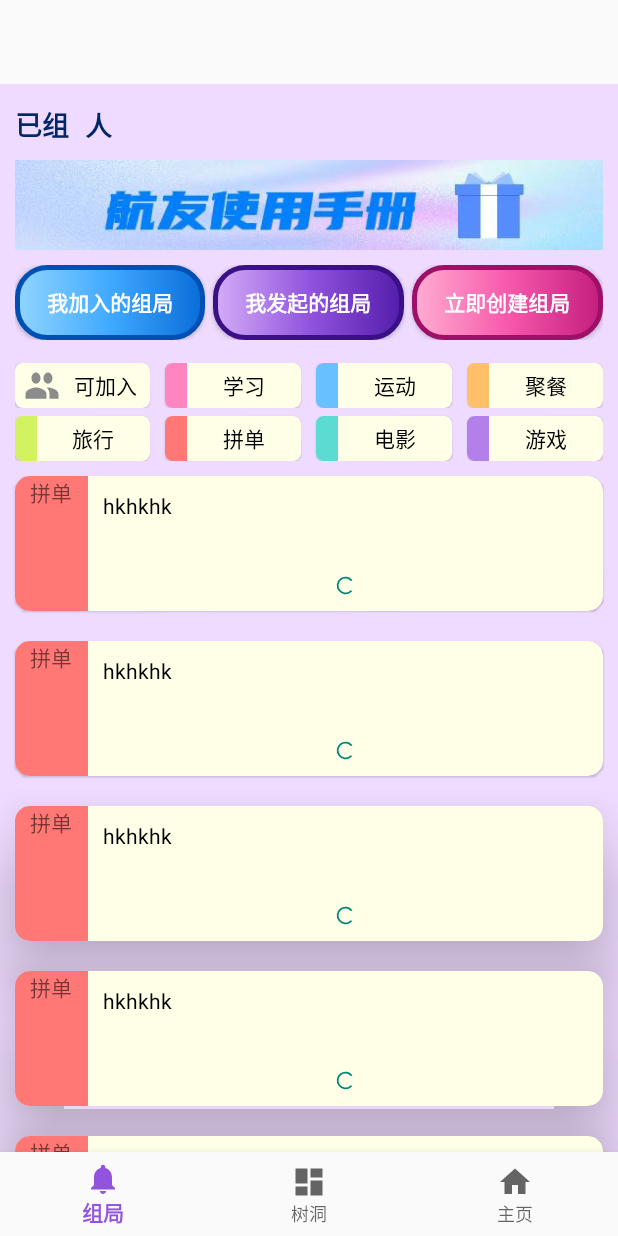
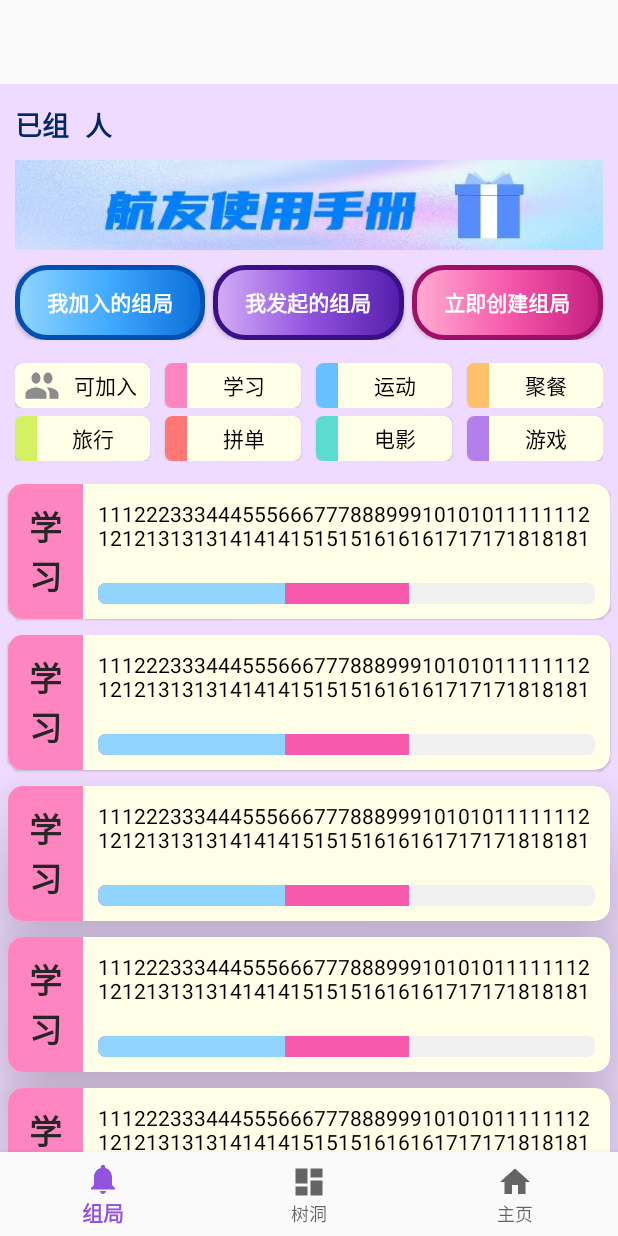
Before and after one commit to yufoo1/Hangyou, an Android app: the screen it shows after launch (MainActivity), on a phone screen of 412 x 824 dp. Run offline under Robolectric (Android 15) with nearby library versions, the phone set to English and light mode, and no system bars; our stand-ins replace navigation-ui.

Commit message:
修复进度条

```diff
--- a/app/build.gradle
+++ b/app/build.gradle
@@ -40,6 +40,7 @@ dependencies {
     implementation 'androidx.lifecycle:lifecycle-viewmodel-ktx:2.5.1'
     implementation 'androidx.navigation:navigation-fragment:2.5.2'
     implementation 'androidx.navigation:navigation-ui:2.5.2'
+    implementation 'androidx.swiperefreshlayout:swiperefreshlayout:1.1.0'
     implementation files('libs\\mysql-connector-java-5.1.49.jar')
     testImplementation 'junit:junit:4.13.2'
     androidTestImplementation 'androidx.test.ext:junit:1.1.3'
--- a/app/src/main/res/drawable-v24/progress_bar.xml
+++ /dev/null
@@ -1,43 +0,0 @@
-<?xml version="1.0" encoding="utf-8"?>
-<layer-list xmlns:android="http://schemas.android.com/apk/res/android" >
-
-    <item android:id="@android:id/background">
-        <shape>
-            <corners android:radius="5dip"/>
-            <gradient
-                android:angle="270"
-                android:centerY="0.75"
-                android:endColor="@color/gray_5"
-                android:startColor="@color/gray_5"/>
-        </shape>
-    </item>
-
-    <item android:id="@android:id/secondaryProgress">
-
-        <clip>
-            <shape>
-                <corners android:radius="5dip"/>
-                <gradient
-                    android:angle="270"
-                    android:centerY="0.75"
-                    android:endColor="@color/blue_6"
-                    android:startColor="@color/blue_3"/>
-            </shape>
-        </clip>
-    </item>
-
-    <item android:id="@android:id/progress">
-
-        <clip>
-            <shape>
-                <corners android:radius="5dip"/>
-                <gradient
-                    android:angle="270"
-                    android:centerY="0.75"
-                    android:endColor="@color/pink_6"
-                    android:startColor="@color/pink_3"/>
-            </shape>
-
-        </clip>
-    </item>
-</layer-list>
--- /dev/null
+++ b/app/src/main/res/drawable-v24/progressbar_bg.xml
@@ -0,0 +1,29 @@
+<?xml version="1.0" encoding="utf-8"?>
+<layer-list xmlns:android="http://schemas.android.com/apk/res/android">
+    <!--3个层的顺序即为显示时的叠加顺序-->
+    <!--背景色-->
+    <item android:id="@android:id/background">
+        <shape>
+            <corners android:radius="5dip" />
+            <solid android:color="@color/gray_4" />
+        </shape>
+    </item>
+    <!--二级进度条的颜色-->
+    <item android:id="@android:id/secondaryProgress">
+        <clip>
+            <shape>
+                <corners android:radius="5dip" />
+                <solid android:color="@color/pink_5" />
+            </shape>
+        </clip>
+    </item>
+    <!--一级进度条的颜色，也可以直接替换成图片-->
+    <item android:id="@android:id/progress">
+        <clip>
+            <shape>
+                <corners android:radius="5dip" />
+                <solid android:color="@color/blue_3" />
+            </shape>
+        </clip>
+    </item>
+</layer-list>
--- a/app/src/main/res/layout/big_card.xml
+++ b/app/src/main/res/layout/big_card.xml
@@ -5,14 +5,27 @@
     android:layout_width="match_parent"
     android:layout_height="match_parent">
 
-    <TextView
-        android:id="@+id/card_left_textview"
+    <LinearLayout
         android:layout_weight="1"
         android:layout_width="0dp"
         android:layout_height="match_parent"
-        android:text="拼单"
-        android:textAlignment="center"
-        android:background="@color/red_4"/>
+        android:orientation="vertical"
+        android:background="@color/pink_4">
+
+        <TextView
+            android:id="@+id/card_left_textview"
+            android:layout_width="wrap_content"
+            android:layout_height="match_parent"
+            android:layout_gravity="center_horizontal"
+            android:text="学习"
+            android:textStyle="bold"
+            android:textColor="@color/gray_10"
+            android:textSize="22sp"
+            android:ems="1"
+            android:gravity="center"
+            />
+
+    </LinearLayout>
 
     <LinearLayout
         android:layout_weight="7"
@@ -25,19 +38,23 @@
             android:layout_weight="4"
             android:layout_width="match_parent"
             android:layout_height="0dp"
-            android:text="hkhkhk"
+            android:text="111222333444555666777888999101010111111121212131313141414151515161616171717181818191919202020"
             android:textSize="14sp"
             android:textColor="@color/gray_13">
         </TextView>
 
         <ProgressBar
-            style="@style/ProgressBar"
             android:id="@+id/progress_bar"
+            style="?android:attr/progressBarStyleHorizontal"
             android:layout_weight="1"
             android:layout_width="match_parent"
             android:layout_height="0dp"
-            android:layout_margin="10dp">
-        </ProgressBar>
-
+            android:layout_margin="10dp"
+            android:minHeight="20dp"
+            android:max="8"
+            android:progress="3"
+            android:secondaryProgress="5"
+            android:progressDrawable="@drawable/progressbar_bg"
+            />
     </LinearLayout>
 </LinearLayout>
--- a/app/src/main/res/layout/fragment_group.xml
+++ b/app/src/main/res/layout/fragment_group.xml
@@ -230,6 +230,7 @@
         android:id="@+id/sv"
         android:layout_width="match_parent"
         android:layout_height="0dp"
+        android:layout_marginTop="10dp"
         app:layout_constraintBottom_toBottomOf="parent"
         app:layout_constraintTop_toBottomOf="@+id/tableLayout_small_card"
         app:layout_constraintVertical_bias="1.0"
@@ -244,7 +245,7 @@
             <com.google.android.material.card.MaterialCardView
                 android:layout_width="match_parent"
                 android:layout_height="90dp"
-                android:layout_margin="10dp"
+                android:layout_margin="5dp"
                 android:clickable="true"
                 android:focusable="true"
                 app:cardBackgroundColor="@color/yellow_1"
@@ -257,7 +258,7 @@
             <com.google.android.material.card.MaterialCardView
                 android:layout_width="match_parent"
                 android:layout_height="90dp"
-                android:layout_margin="10dp"
+                android:layout_margin="5dp"
                 android:clickable="true"
                 android:focusable="true"
                 app:cardBackgroundColor="@color/yellow_1"
@@ -270,7 +271,7 @@
             <com.google.android.material.card.MaterialCardView
                 android:layout_width="match_parent"
                 android:layout_height="90dp"
-                android:layout_margin="10dp"
+                android:layout_margin="5dp"
                 android:clickable="true"
                 android:focusable="true"
                 android:padding="10dp"
@@ -286,7 +287,7 @@
             <com.google.android.material.card.MaterialCardView
                 android:layout_width="match_parent"
                 android:layout_height="90dp"
-                android:layout_margin="10dp"
+                android:layout_margin="5dp"
                 android:clickable="true"
                 android:focusable="true"
                 android:padding="10dp"
@@ -303,7 +304,7 @@
                 android:id="@+id/card_view"
                 android:layout_width="match_parent"
                 android:layout_height="90dp"
-                android:layout_margin="10dp"
+                android:layout_margin="5dp"
                 android:clickable="true"
                 android:focusable="true"
                 android:padding="10dp"
@@ -319,7 +320,7 @@
             <com.google.android.material.card.MaterialCardView
                 android:layout_width="match_parent"
                 android:layout_height="100dp"
-                android:layout_margin="10dp"
+                android:layout_margin="5dp"
                 android:clickable="true"
                 android:focusable="true"
                 android:padding="10dp"
@@ -331,16 +332,6 @@
 
                 <include layout="@layout/big_card" />
             </com.google.android.material.card.MaterialCardView>
-
-            <TextView
-                android:layout_width="match_parent"
-                android:layout_height="wrap_content"
-                android:text="文本10" />
-
-            <TextView
-                android:layout_width="match_parent"
-                android:layout_height="wrap_content"
-                android:text="底部" />
         </LinearLayout>
 
     </ScrollView>
--- a/app/src/main/res/values-night/progress_bar.xml
+++ /dev/null
@@ -1,10 +0,0 @@
-<?xml version="1.0" encoding="utf-8"?>
-<resources>
-    <style name="ProgressBar" parent="@android:style/Widget.ProgressBar.Horizontal">
-        <item name="android:maxHeight">50dip</item>
-        <item name="android:minHeight">8dip</item>
-        <item name="android:indeterminateOnly">false</item>
-        <item name="android:indeterminateDrawable">@android:drawable/progress_indeterminate_horizontal</item>
-        <item name="android:progressDrawable">@drawable/progress_bar</item>
-    </style>
-</resources>
```
